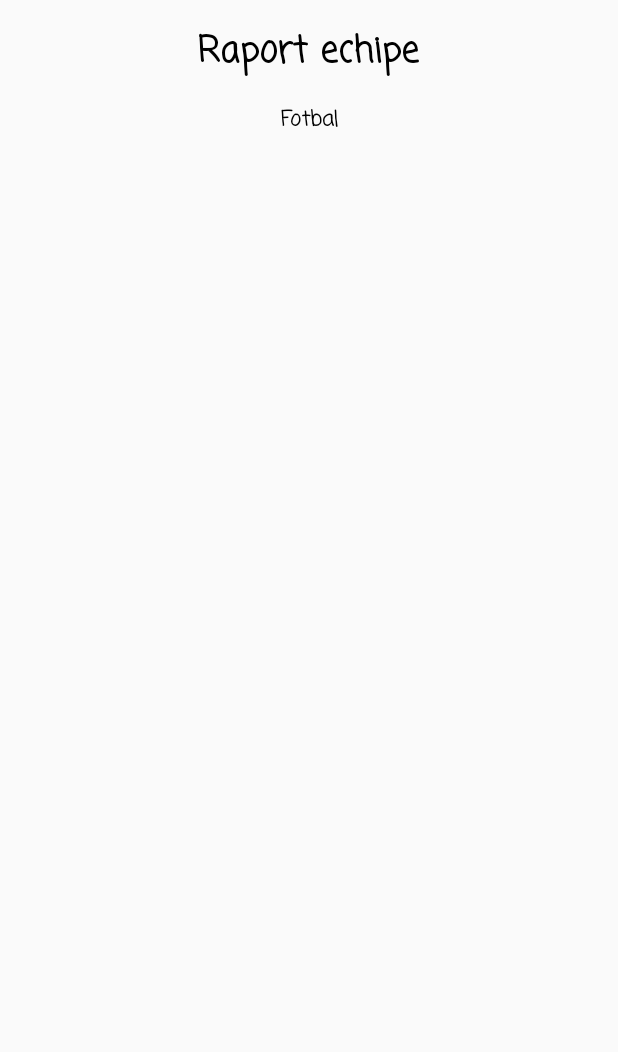
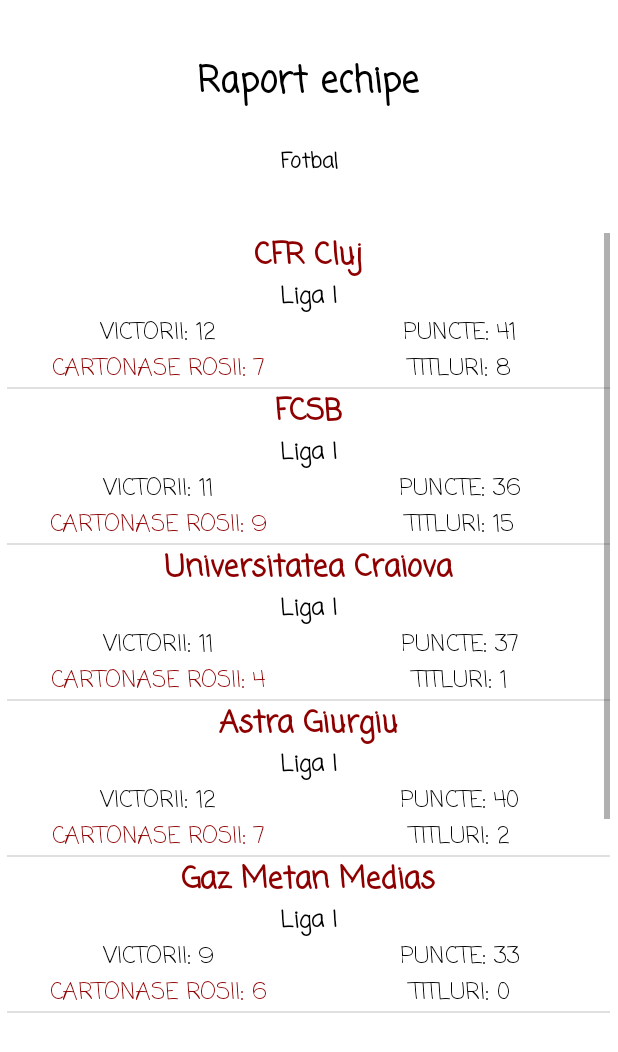
Before and after one commit to catalinadinu/SportSpot, an Android app: the SportsReportsActivity screen opened directly, with no data from a screen before it, after a tap on "RAPORT ECHIPE", on a phone screen of 412 x 824 dp. Shown: the top 1052 px of the screen. Run offline under Robolectric (Android 15) with nearby library versions, the phone set to English and light mode, and no system bars; our stand-ins replace Room's generated code.

Commit message:
Raport echipe in functie de sport

```diff
--- a/app/src/main/java/com/example/sportspot/TeamsReportActivity.java
+++ b/app/src/main/java/com/example/sportspot/TeamsReportActivity.java
@@ -45,6 +45,7 @@ public class TeamsReportActivity extends AppCompatActivity {
 
         TeamAdapter teamAdapter = new TeamAdapter(getApplicationContext(), R.layout.teams_report_listview_item, returnedTeams, getLayoutInflater());
         results.setAdapter(teamAdapter);
+        teamAdapter.notifyDataSetChanged();
 
         getTeams(chosenSport);
     }
--- a/app/src/main/java/com/example/sportspot/database/dao/TeamDao.java
+++ b/app/src/main/java/com/example/sportspot/database/dao/TeamDao.java
@@ -18,8 +18,8 @@ public interface TeamDao {
     @Query("SELECT COUNT (*) FROM teams")
     int countTeams();
 
-    @Query("select * from teams where sport=:sp")
-    List<Team> selectTeamsBySport(String sp);
+    @Query("SELECT * FROM teams WHERE sport LIKE :chosenSport")
+    List<Team> selectTeamsBySport(String chosenSport);
 
     @Insert
     long insert(Team team);
--- a/app/src/main/java/com/example/sportspot/util/TeamAdapter.java
+++ b/app/src/main/java/com/example/sportspot/util/TeamAdapter.java
@@ -104,7 +104,7 @@ public class TeamAdapter extends ArrayAdapter<Team> {
     private void addTeamPoints(View view, Integer points){
         TextView tv = view.findViewById(R.id.tv_team_points);
         if(points != null){
-            String pts = "Victorii: " + points.toString();
+            String pts = "Puncte: " + points.toString();
             tv.setText(pts);
         }
         else{
@@ -126,7 +126,7 @@ public class TeamAdapter extends ArrayAdapter<Team> {
     private void addTeamTitles(View view, Integer teamTitles){
         TextView tv = view.findViewById(R.id.tv_team_titles);
         if(teamTitles != null){
-            String titles = "Victorii: " + teamTitles.toString();
+            String titles = "Titluri: " + teamTitles.toString();
             tv.setText(titles);
         }
         else{
--- a/app/src/main/res/layout/activity_teams_report.xml
+++ b/app/src/main/res/layout/activity_teams_report.xml
@@ -4,17 +4,19 @@
     xmlns:tools="http://schemas.android.com/tools"
     android:layout_width="match_parent"
     android:layout_height="match_parent"
+    android:background="#ffffff"
     tools:context=".TeamsReportActivity">
 
     <TextView
         android:id="@+id/textView16"
         android:layout_width="wrap_content"
         android:layout_height="wrap_content"
-        android:layout_marginTop="16dp"
+        android:layout_marginTop="36dp"
         android:text="@string/raport_echipe"
         android:textColor="#000000"
         android:textSize="24sp"
         android:textStyle="bold"
+
         app:layout_constraintEnd_toEndOf="parent"
         app:layout_constraintHorizontal_bias="0.498"
         app:layout_constraintStart_toStartOf="parent"
@@ -24,7 +26,7 @@
         android:id="@+id/teams_report_chosen_sport"
         android:layout_width="wrap_content"
         android:layout_height="wrap_content"
-        android:layout_marginTop="16dp"
+        android:layout_marginTop="24dp"
         android:text=""
         android:textStyle="bold"
         app:layout_constraintEnd_toEndOf="parent"
@@ -33,12 +35,12 @@
 
     <ListView
         android:id="@+id/teams_report_results_listview"
-        android:layout_width="match_parent"
-        android:layout_height="wrap_content"
-        android:layout_marginStart="12dp"
-        android:layout_marginTop="16dp"
-        android:layout_marginEnd="12dp"
-        app:layout_constraintBottom_toBottomOf="parent"
+        android:layout_width="402dp"
+        android:layout_height="541dp"
+        android:layout_marginStart="4dp"
+        android:layout_marginTop="36dp"
+        android:layout_marginEnd="5dp"
+        android:paddingBottom="16dp"
         app:layout_constraintEnd_toEndOf="parent"
         app:layout_constraintStart_toStartOf="parent"
         app:layout_constraintTop_toBottomOf="@+id/teams_report_chosen_sport" />
```
